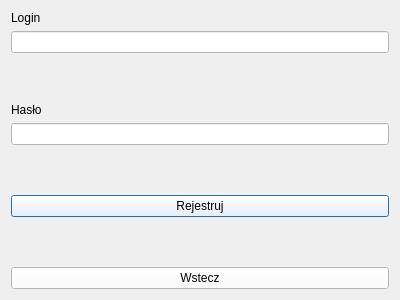
This is rejestracja.ui in przemek1793/UML-z-qt as Qt 5 draws it before an edit. The edited form follows.
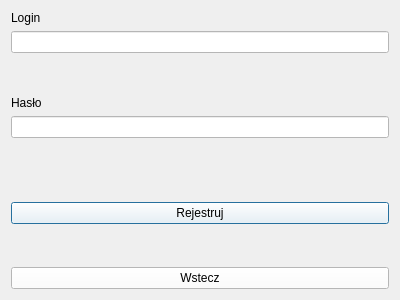
This is the edited form.

What changed in the file:
```diff
--- a/rejestracja.ui
+++ b/rejestracja.ui
@@ -68,6 +68,13 @@
      </property>
     </spacer>
    </item>
+   <item>
+    <widget class="QLabel" name="Komunikat">
+     <property name="text">
+      <string/>
+     </property>
+    </widget>
+   </item>
    <item>
     <widget class="QPushButton" name="Rejestruj">
      <property name="styleSheet">
```
